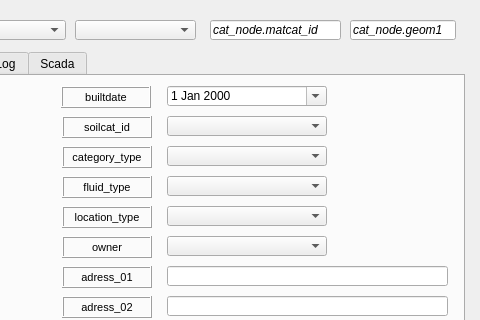
The window that ui/ud_node.ui (Giswater/giswater_qgis_plugin) describes before a commit, drawn with Qt 5; both pictures show x 365 to 845 and y 0 to 320 of the 845 by 615 pixel window.
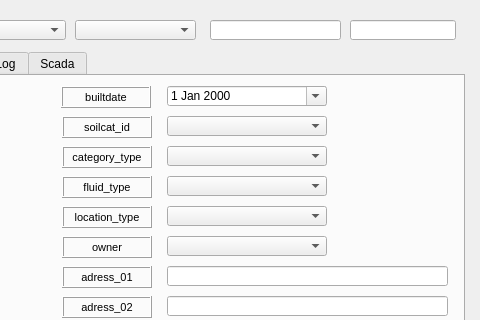
The same window after the commit.

Commit message: Delete alias on filed geom1

```diff
--- a/ui/ud_node.ui
+++ b/ui/ud_node.ui
@@ -10570,7 +10570,7 @@
     </font>
    </property>
    <property name="text">
-    <string>cat_node.geom1</string>
+    <string/>
    </property>
   </widget>
   <widget class="QLineEdit" name="cat_matcat_id">
@@ -10588,7 +10588,7 @@
     </font>
    </property>
    <property name="text">
-    <string>cat_node.matcat_id</string>
+    <string/>
    </property>
   </widget>
   <widget class="QComboBox" name="verified">
```
